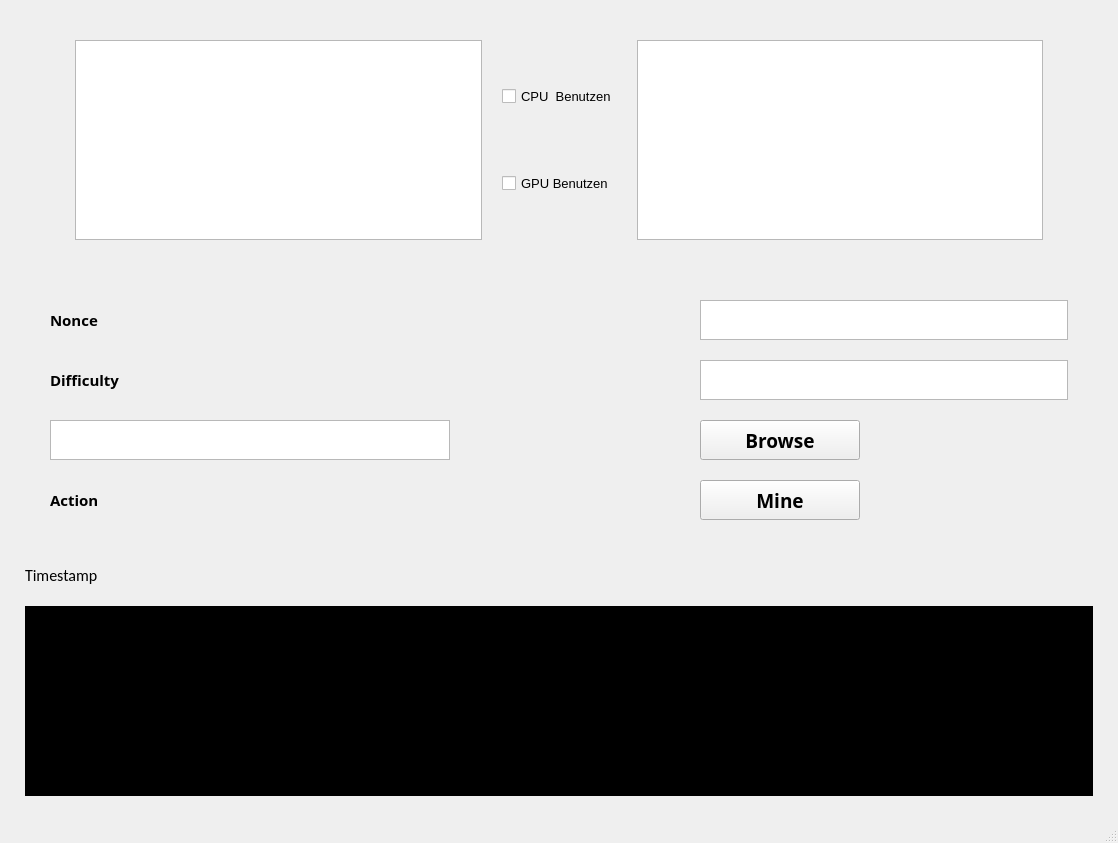
Old version of the form Blockchain/untitled.ui in the repository DerZiad/Blockchain-Analyse-Von-Proof-Of-Work.
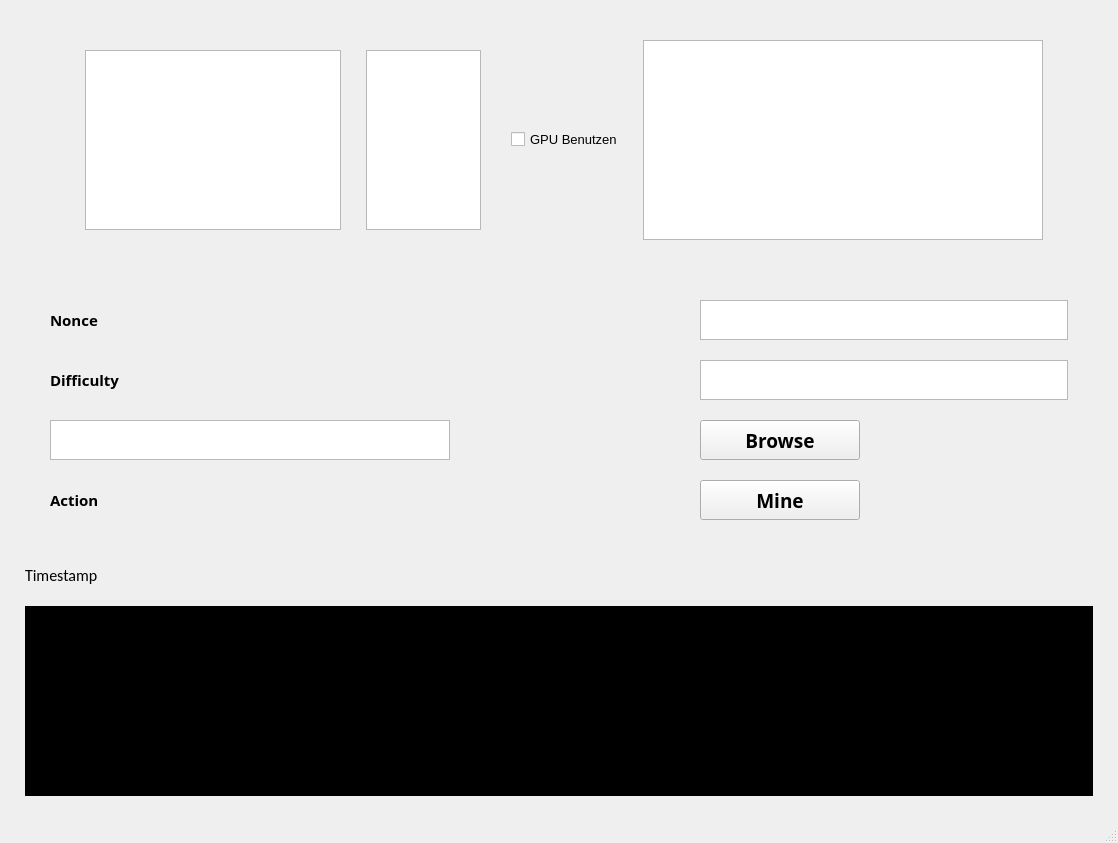
New version of the form.

```diff
--- a/Blockchain/untitled.ui
+++ b/Blockchain/untitled.ui
@@ -56,32 +56,29 @@
          <number>15</number>
         </property>
         <item>
-         <widget class="QGraphicsView" name="graphicCard">
-          <property name="sizePolicy">
-           <sizepolicy hsizetype="Expanding" vsizetype="Expanding">
-            <horstretch>100</horstretch>
-            <verstretch>0</verstretch>
-           </sizepolicy>
+         <layout class="QHBoxLayout" name="graphicCardLayout" stretch="0,1">
+          <property name="spacing">
+           <number>25</number>
           </property>
-          <property name="minimumSize">
-           <size>
-            <width>400</width>
-            <height>200</height>
-           </size>
+          <property name="leftMargin">
+           <number>10</number>
           </property>
-          <property name="maximumSize">
-           <size>
-            <width>700</width>
-            <height>200</height>
-           </size>
+          <property name="topMargin">
+           <number>10</number>
           </property>
-          <property name="sizeIncrement">
-           <size>
-            <width>0</width>
-            <height>0</height>
-           </size>
+          <property name="rightMargin">
+           <number>10</number>
           </property>
-         </widget>
+          <property name="bottomMargin">
+           <number>10</number>
+          </property>
+          <item>
+           <widget class="QGraphicsView" name="gpuView"/>
+          </item>
+          <item>
+           <widget class="QListView" name="gpuList"/>
+          </item>
+         </layout>
         </item>
         <item>
          <layout class="QVBoxLayout" name="verticalLayout">
@@ -91,23 +88,7 @@
           <item>
            <layout class="QHBoxLayout" name="horizontalLayout_4">
             <item>
-             <widget class="QCheckBox" name="checkBox">
-              <property name="font">
-               <font>
-                <pointsize>10</pointsize>
-               </font>
-              </property>
-              <property name="text">
-               <string>CPU  Benutzen</string>
-              </property>
-             </widget>
-            </item>
-           </layout>
-          </item>
-          <item>
-           <layout class="QHBoxLayout" name="horizontalLayout_2">
-            <item>
-             <widget class="QCheckBox" name="checkBox_2">
+             <widget class="QCheckBox" name="gpuCheckbox">
               <property name="font">
                <font>
                 <pointsize>10</pointsize>
```
Left out of the diff: 16 changed lines with no effect on the pictures.
